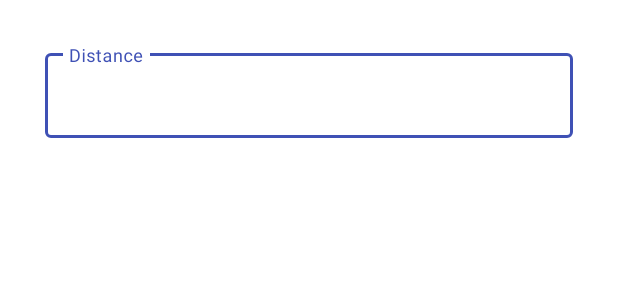
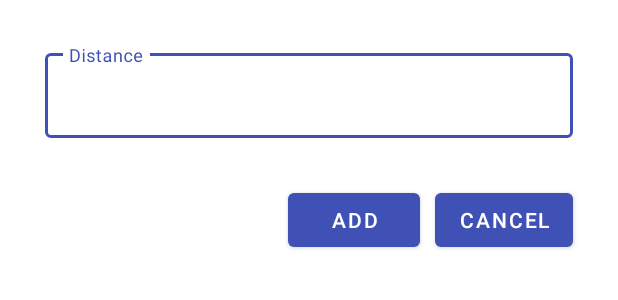
Before and after one commit to blablabla135/MyRunAppV3, an Android app: the layout dialog_fragment.xml on its own in the app's theme, with its tools: preview values and no code run, on a phone screen of 412 x 824 dp. Shown: the top 300 px of the screen. Run offline under Robolectric (Android 15) with nearby library versions, the phone set to English and light mode, and no system bars.

Commit message:
fragment module

```diff
--- a/app/src/main/res/layout/dialog_fragment.xml
+++ b/app/src/main/res/layout/dialog_fragment.xml
@@ -1,9 +1,10 @@
 <?xml version="1.0" encoding="utf-8"?>
 <layout xmlns:android="http://schemas.android.com/apk/res/android"
-    xmlns:tools="http://schemas.android.com/tools"
-    xmlns:app="http://schemas.android.com/apk/res-auto">
+    xmlns:app="http://schemas.android.com/apk/res-auto"
+    xmlns:tools="http://schemas.android.com/tools">
 
     <data>
+
         <variable
             name="mainMenuViewModel"
             type="com.gmail.bukinmg.viewmodel.MainMenuViewModel" />
@@ -11,10 +12,10 @@
     </data>
 
     <LinearLayout
-        tools:context=".ui.MenuDialogFragment"
         android:layout_width="match_parent"
         android:layout_height="wrap_content"
-        android:orientation="vertical">
+        android:orientation="vertical"
+        tools:context=".ui.MenuDialogFragment">
 
         <com.google.android.material.textfield.TextInputLayout
             android:id="@+id/edit_text_distance"
@@ -22,22 +23,47 @@
             android:layout_width="match_parent"
             android:layout_height="wrap_content"
             android:layout_marginStart="30dp"
+            android:layout_marginTop="30dp"
+            android:layout_marginEnd="30dp"
             android:layout_marginBottom="10dp"
             app:errorEnabled="true"
-            app:errorText="@{mainMenuViewModel.distanceError}"
             app:errorIconDrawable="@null"
-            android:layout_marginTop="30dp"
-            android:layout_marginEnd="30dp">
+            app:errorText="@{mainMenuViewModel.distanceError}">
 
             <EditText
                 android:layout_width="match_parent"
                 android:layout_height="wrap_content"
-                android:maxLines="1"
                 android:hint="@string/distance"
                 android:inputType="number"
-                android:text="@={mainMenuViewModel.distance}"/>
+                android:maxLines="1"
+                android:text="@={mainMenuViewModel.distance}" />
 
         </com.google.android.material.textfield.TextInputLayout>
 
+        <LinearLayout
+            android:layout_width="match_parent"
+            android:layout_height="wrap_content"
+            android:gravity="end">
+
+            <com.google.android.material.button.MaterialButton
+                android:id="@+id/button_add"
+                android:layout_width="wrap_content"
+                android:layout_height="wrap_content"
+                android:layout_marginEnd="10dp"
+                android:onClick="@{()-> mainMenuViewModel.onAddClick()}"
+                android:text="@string/add" />
+
+            <com.google.android.material.button.MaterialButton
+                android:id="@+id/button_cancel"
+                android:layout_width="wrap_content"
+                android:layout_height="wrap_content"
+                android:layout_marginEnd="30dp"
+                android:onClick="@{()-> mainMenuViewModel.onCancelClick()}"
+                android:text="@string/cancel" />
+
+        </LinearLayout>
+
     </LinearLayout>
+
+
 </layout>
--- a/app/src/main/res/values/strings.xml
+++ b/app/src/main/res/values/strings.xml
@@ -9,6 +9,8 @@
     <string name="distance">Distance</string>
     <string name="confirm_password">Confirm password</string>
     <string name="list_of_races">list of races</string>
+    <string name="add">add</string>
+    <string name="cancel">cancel</string>
 
     <string name="sun">Sun</string>
     <string name="mon">Mon</string>
```
Also changed, not shown: app/src/main/java/com/gmail/bukinmg/ui/MainMenuActivity.java (+5 -2 lines), app/src/main/java/com/gmail/bukinmg/ui/MenuDialogFragment.java (+23 -34 lines), app/src/main/java/com/gmail/bukinmg/viewmodel/MainMenuViewModel.java (+13 -4 lines).
